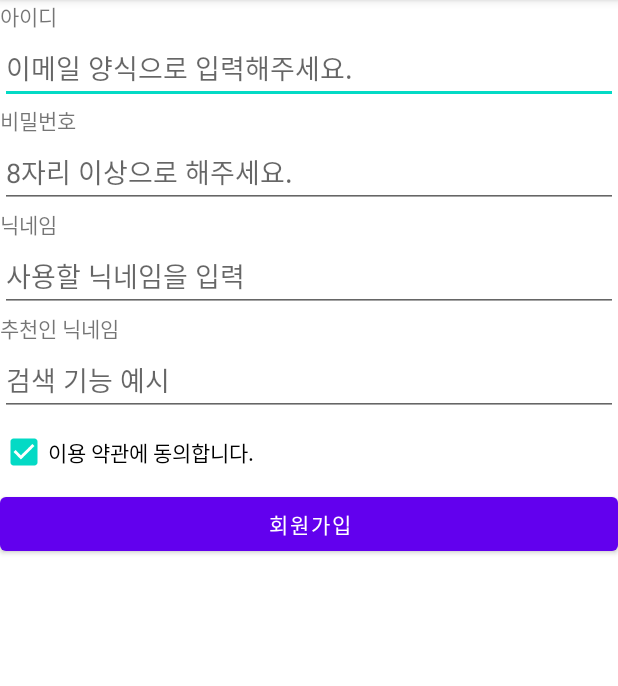
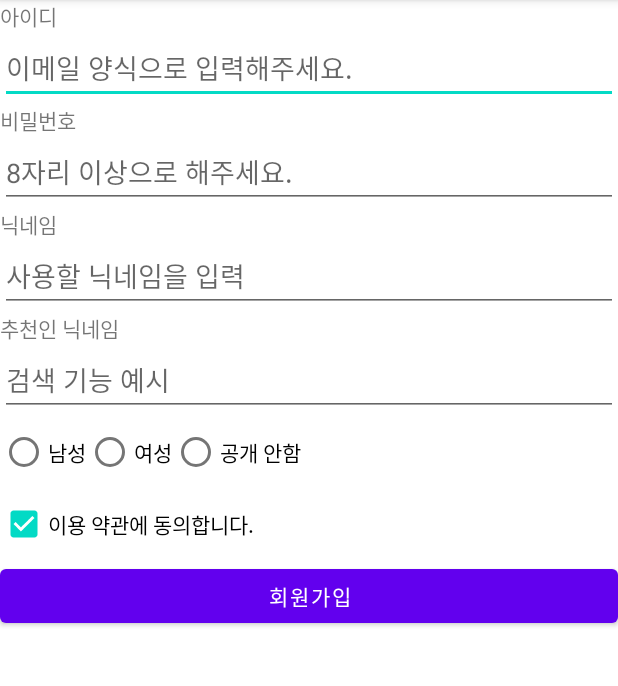
Before and after one commit to KIMHAUN/Practice_20201024, an Android app: the screen it shows after launch (MainActivity), on a phone screen of 412 x 824 dp, the part 84-770 px from its top. Run offline under Robolectric (Android 15) with nearby library versions, the phone set to English and light mode, and no system bars.

Commit message:
라디오버튼 예시

```diff
--- a/app/src/main/res/layout/activity_main.xml
+++ b/app/src/main/res/layout/activity_main.xml
@@ -50,6 +50,26 @@
         android:singleLine="true"
         android:imeOptions="actionSearch"
         />
+    <RadioGroup
+        android:layout_width="wrap_content"
+        android:layout_height="wrap_content"
+        android:orientation="horizontal">
+
+        <RadioButton
+            android:layout_width="wrap_content"
+            android:layout_height="wrap_content"
+            android:text="남성"
+            />
+        <RadioButton
+            android:layout_width="wrap_content"
+            android:layout_height="wrap_content"
+            android:text="여성" />
+
+        <RadioButton
+            android:layout_width="wrap_content"
+            android:layout_height="wrap_content"
+            android:text="공개 안함" />
+    </RadioGroup>
 
     <CheckBox
         android:layout_width="wrap_content"
```
